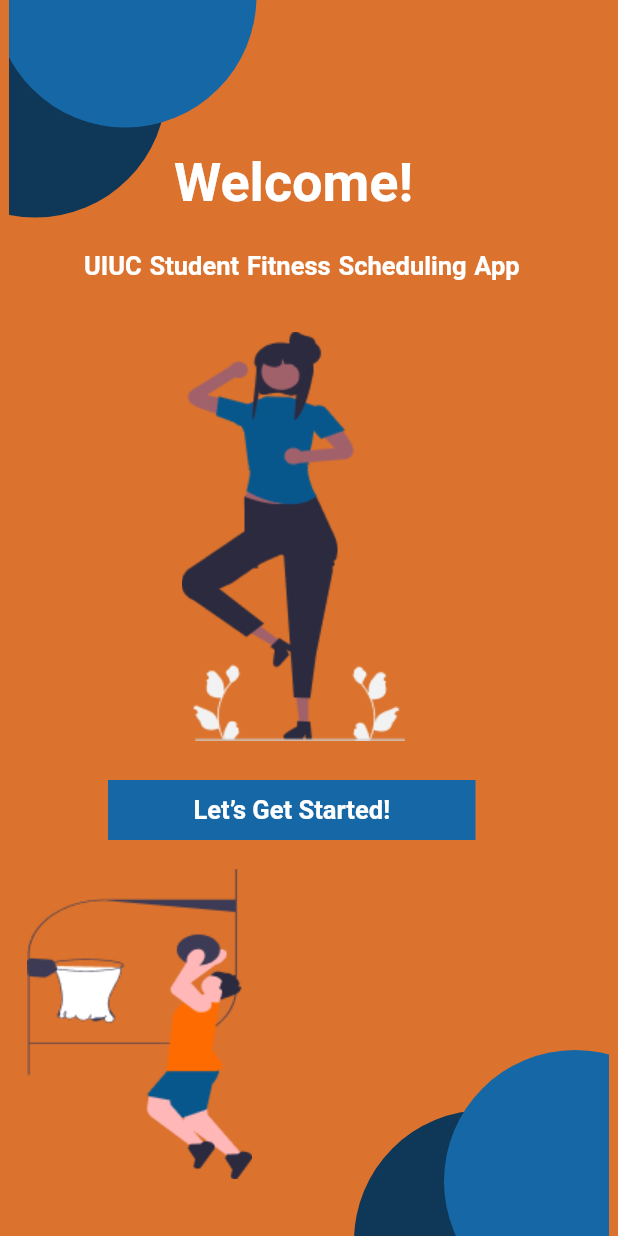
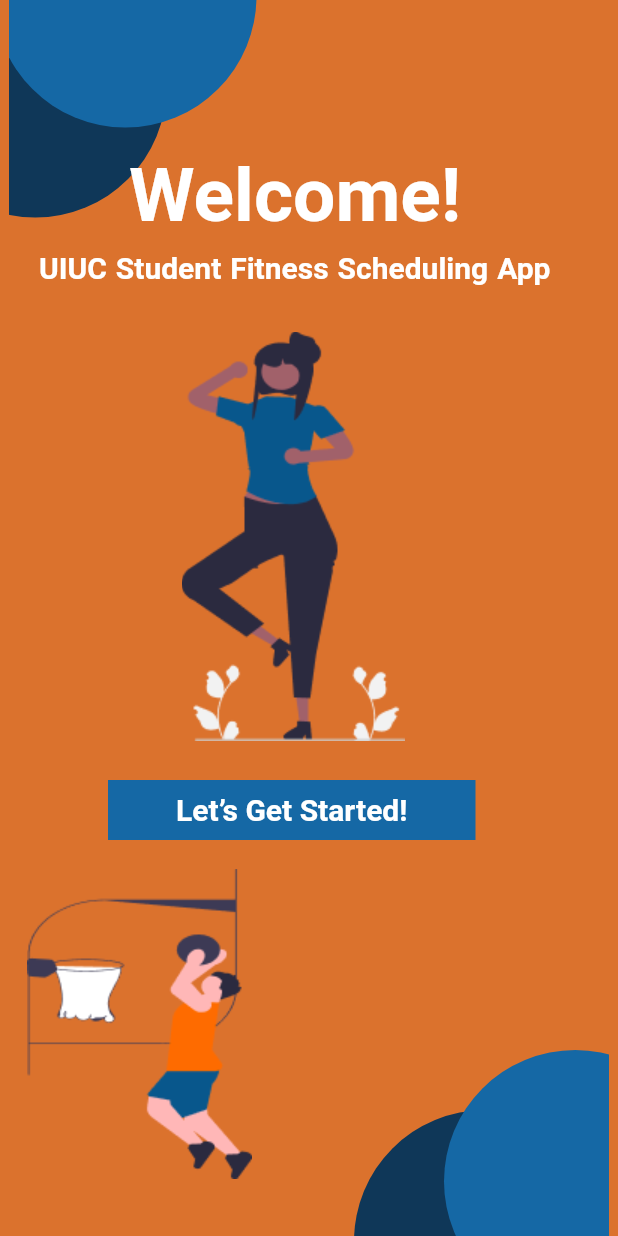
Before and after one commit to SatyamS17/ufit, a Flutter app: the welcomePage_screen_1 screen opened directly, on a phone screen of 412 x 824 dp. Run offline on Flutter 3.47's test engine with Material 2 defaults, Android fonts, the phone set to English and light mode, and no system bars; our stand-ins replace firebase_auth, firebase_core, syncfusion_flutter_calendar, table_calendar; accounts and stored records are empty.

```diff
--- a/lib/main.dart
+++ b/lib/main.dart
@@ -30,7 +30,7 @@ class _MyAppState extends State<MyApp> {
   @override
   Widget build(BuildContext context) {
     return MaterialApp(
-      home: registrationScreen_screen_3(),
+      home: welcomePage_screen_1(),
     );
   }
 }
--- a/lib/welcomePage_screen_1.dart
+++ b/lib/welcomePage_screen_1.dart
@@ -178,14 +178,14 @@ class _welcomePage_screen_1State extends State<welcomePage_screen_1> {
 //-- End TopPageComponents_Container_15 --//
 //-- Component UIUCStudentFitnessSchedulingApp_TextView_20 --//
                 const Positioned(
-                    left: 50,
+                    left: 20,
                     top: 167,
                     child: Text(
                       "UIUC Student Fitness Scheduling App ",
                       overflow: TextOverflow.visible,
                       textAlign: TextAlign.left,
                       style: TextStyle(
-                          fontSize: 17,
+                          fontSize: 20,
                           fontWeight: FontWeight.w700,
                           color: Colors.white,
                           wordSpacing: 1.0),
@@ -193,14 +193,14 @@ class _welcomePage_screen_1State extends State<welcomePage_screen_1> {
 //-- End UIUCStudentFitnessSchedulingApp_TextView_20 --//
 //-- Component Welcome_TextView_21 --//
                 const Positioned(
-                    left: 110,
+                    left: 80,
                     top: 101,
                     child: Text(
                       "Welcome!",
                       overflow: TextOverflow.visible,
                       textAlign: TextAlign.left,
                       style: TextStyle(
-                          fontSize: 36,
+                          fontSize: 50,
                           fontWeight: FontWeight.w700,
                           color: Colors.white,
                           wordSpacing: 2.0),
@@ -218,7 +218,7 @@ class _welcomePage_screen_1State extends State<welcomePage_screen_1> {
                               overflow: TextOverflow.visible,
                               style: TextStyle(
                                 color: Colors.white,
-                                fontSize: 17,
+                                fontSize: 20,
                                 fontWeight: FontWeight.w700,
                               )),
                           style: TextButton.styleFrom(
```
Also changed, not shown: lib/signInScreen_screen_4.dart (+87 -10 lines).
